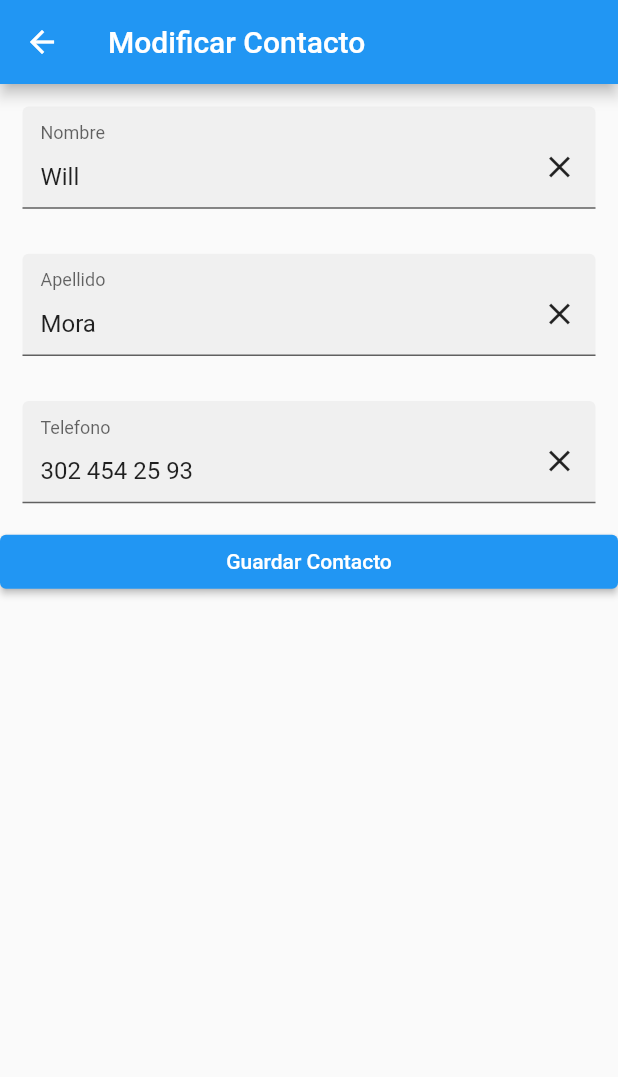
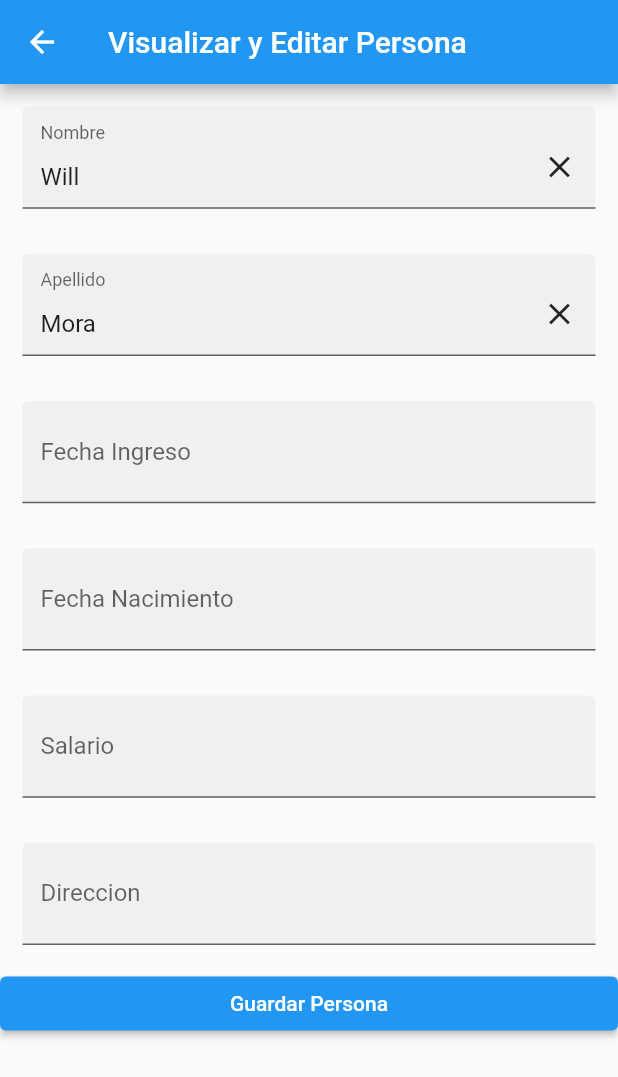
Before and after one commit to kevin9024/Empleados, a Flutter app: the screen it shows after launch, after a tap on an icon or button, on a phone screen of 412 x 824 dp. Shown: the top 1077 px of the screen. Run offline on Flutter 3.47's test engine with Material 2 defaults, Android fonts, the phone set to English and light mode, and no system bars.

Commit message:
Actualizar proyecto

```diff
--- a/lib/main.dart
+++ b/lib/main.dart
@@ -10,7 +10,7 @@ class MyApp extends StatelessWidget {
     return MaterialApp(
       debugShowCheckedModeBanner: false,
       title: 'Material App',
-      home: MyHomePage("Mis Contactos"),
+      home: MyHomePage("Personas Guardadas"),
     );
   }
 }
--- a/lib/message_response.dart
+++ b/lib/message_response.dart
@@ -6,6 +6,6 @@ messageResponse(BuildContext context, String name) {
       context: context,
       builder: (_) => AlertDialog(
             title: Text("Mensaje Informativo...!"),
-            content: Text("El cliente " + name),
+            content: Text("La persona " + name),
           ));
 }
--- /dev/null
+++ b/lib/modificar_persona.dart
@@ -0,0 +1,66 @@
+import 'package:proyecto_final/my_home_page.dart';
+import 'package:flutter/material.dart';
+import 'package:proyecto_final/text_box.dart';
+
+class ModifyContact extends StatefulWidget {
+  final Client _client;
+  ModifyContact(this._client);
+  @override
+  State<StatefulWidget> createState() => _ModifyContact();
+}
+
+class _ModifyContact extends State<ModifyContact> {
+  late TextEditingController controllerName;
+  late TextEditingController controllerSurname;
+  late TextEditingController controllerFechaIngreso;
+  late TextEditingController controllerFechaNacimiento;
+  late TextEditingController controllerSalario;
+  late TextEditingController controllerDireccion;
+
+  @override
+  void initState() {
+    Client c = widget._client;
+    controllerName = new TextEditingController(text: c.name);
+    controllerSurname = new TextEditingController(text: c.surname);
+    controllerFechaIngreso = new TextEditingController(text: c.fechaIngreso);
+    controllerFechaNacimiento = new TextEditingController(text: c.fechaNacimiento);
+    controllerSalario = new TextEditingController(text: c.salario);
+    controllerDireccion = new TextEditingController(text: c.direccion);
+    super.initState();
+  }
+
+  @override
+  Widget build(BuildContext context) {
+    return Scaffold(
+      appBar: AppBar(
+        title: Text("Visualizar y Editar Persona"),
+      ),
+      body: ListView(
+        children: [
+          TextBox(controllerName, "Nombre"),
+          TextBox(controllerSurname, "Apellido"),
+          TextBox(controllerFechaIngreso, "Fecha Ingreso"),
+          TextBox(controllerFechaNacimiento, "Fecha Nacimiento"),
+          TextBox(controllerSalario, "Salario"),
+          TextBox(controllerDireccion, "Direccion"),
+          ElevatedButton(
+              onPressed: () {
+                String name = controllerName.text;
+                String surname = controllerSurname.text;
+                String fechaIngreso = controllerFechaIngreso.text;
+                String fechaNacimiento = controllerFechaNacimiento.text;
+                String salario = controllerSalario.text;
+                String direccion = controllerDireccion.text;
+
+
+                if (name.isNotEmpty && surname.isNotEmpty && fechaNacimiento.isNotEmpty && fechaNacimiento.isNotEmpty && salario.isNotEmpty && direccion.isNotEmpty) {
+                  Navigator.pop(context,
+                      new Client(name: name, surname: surname, fechaIngreso: fechaIngreso, fechaNacimiento: fechaNacimiento, salario: salario, direccion: direccion));
+                }
+              },
+              child: Text("Guardar Persona")),
+        ],
+      ),
+    );
+  }
+}
--- a/lib/modify_contact.dart
+++ /dev/null
@@ -1,53 +0,0 @@
-import 'package:crud_en_flutter/my_home_page.dart';
-import 'package:flutter/material.dart';
-import 'package:crud_en_flutter/text_box.dart';
-
-class ModifyContact extends StatefulWidget {
-  final Client _client;
-  ModifyContact(this._client);
-  @override
-  State<StatefulWidget> createState() => _ModifyContact();
-}
-
-class _ModifyContact extends State<ModifyContact> {
-  TextEditingController controllerName;
-  TextEditingController controllerSurname;
-  TextEditingController controllerPhone;
-
-  @override
-  void initState() {
-    Client c = widget._client;
-    controllerName = new TextEditingController(text: c.name);
-    controllerSurname = new TextEditingController(text: c.surname);
-    controllerPhone = new TextEditingController(text: c.phone);
-    super.initState();
-  }
-
-  @override
-  Widget build(BuildContext context) {
-    return Scaffold(
-      appBar: AppBar(
-        title: Text("Modificar Contacto"),
-      ),
-      body: ListView(
-        children: [
-          TextBox(controllerName, "Nombre"),
-          TextBox(controllerSurname, "Apellido"),
-          TextBox(controllerPhone, "Telefono"),
-          ElevatedButton(
-              onPressed: () {
-                String name = controllerName.text;
-                String surname = controllerSurname.text;
-                String phone = controllerPhone.text;
-
-                if (name.isNotEmpty && surname.isNotEmpty && phone.isNotEmpty) {
-                  Navigator.pop(context,
-                      new Client(name: name, surname: surname, phone: phone));
-                }
-              },
-              child: Text("Guardar Contacto")),
-        ],
-      ),
-    );
-  }
-}
--- a/lib/my_home_page.dart
+++ b/lib/my_home_page.dart
@@ -1,7 +1,9 @@
-import 'package:crud_en_flutter/message_response.dart';
-import 'package:crud_en_flutter/modify_contact.dart';
-import 'package:crud_en_flutter/register_contact.dart';
+import 'package:proyecto_final/message_response.dart';
+import 'package:proyecto_final/modificar_persona.dart';
+import 'package:proyecto_final/register_persona.dart';
 import 'package:flutter/material.dart';
+
+import 'message_response.dart';
 
 class MyHomePage extends StatefulWidget {
   final String _title;
@@ -12,10 +14,10 @@ class MyHomePage extends StatefulWidget {
 
 class _MyHomePage extends State<MyHomePage> {
   List<Client> clients = [
-    Client(name: 'Will', surname: 'Mora', phone: '302 454 25 93'),
-    Client(name: 'Sam', surname: 'Perez', phone: '322 412 34 68'),
-    Client(name: 'Marlon', surname: 'Gutierrez', phone: '301 441 36 98'),
-    Client(name: 'Jhon', surname: 'Segura', phone: '310 789 90 62')
+    Client(name: 'Will', surname: 'Mora', fechaIngreso: ''),
+    Client(name: 'Sam', surname: 'Perez', fechaIngreso: ''),
+    Client(name: 'Marlon', surname: 'Gutierrez', fechaIngreso: ''),
+    Client(name: 'Jhon', surname: 'Segura', fechaIngreso: ''),
   ];
 
   @override
@@ -41,7 +43,7 @@ class _MyHomePage extends State<MyHomePage> {
                     clients.insert(index, newContact);
 
                     messageResponse(
-                        context, newContact.name + " a sido modificado...!");
+                        context, newContact.name + " a sido modificado o visualizado...!");
                   });
                 }
               });
@@ -50,12 +52,12 @@ class _MyHomePage extends State<MyHomePage> {
               removeClient(context, clients[index]);
             },
             title: Text(clients[index].name + " " + clients[index].surname),
-            subtitle: Text(clients[index].phone),
+            subtitle: Text("Fecha Ingreso: " + clients[index].fechaIngreso),
             leading: CircleAvatar(
               child: Text(clients[index].name.substring(0, 1)),
             ),
             trailing: Icon(
-              Icons.call,
+              Icons.account_box_rounded,
               color: Colors.red,
             ),
           );
@@ -85,7 +87,7 @@ class _MyHomePage extends State<MyHomePage> {
     showDialog(
         context: context,
         builder: (_) => AlertDialog(
-              title: Text("Eliminar Cliente"),
+              title: Text("Eliminar Persona"),
               content: Text("Esta seguro de eliminar a " + client.name + "?"),
               actions: [
                 TextButton(
@@ -117,7 +119,10 @@ class _MyHomePage extends State<MyHomePage> {
 class Client {
   var name;
   var surname;
-  var phone;
+  var fechaIngreso;
+  var fechaNacimiento;
+  var salario;
+  var direccion;
 
-  Client({this.name, this.surname, this.phone});
+  Client({this.name, this.surname, this.fechaIngreso, this.fechaNacimiento, this.salario, this.direccion});
 }
--- /dev/null
+++ b/lib/register_persona.dart
@@ -0,0 +1,66 @@
+import 'package:proyecto_final/my_home_page.dart';
+import 'package:proyecto_final/text_box.dart';
+import 'package:flutter/material.dart';
+
+class RegisterContact extends StatefulWidget {
+  @override
+  State<StatefulWidget> createState() => _RegisterContact();
+}
+
+class _RegisterContact extends State<RegisterContact> {
+  late TextEditingController controllerName;
+  late TextEditingController controllerSurname;
+  late TextEditingController controllerFechaIngreso;
+  late TextEditingController controllerFechaNacimiento;
+  late TextEditingController controllerSalario;
+  late TextEditingController controllerDireccion;
+
+  @override
+  void initState() {
+    controllerName = new TextEditingController();
+    controllerSurname = new TextEditingController();
+    controllerFechaIngreso = new TextEditingController();
+    controllerFechaNacimiento = new TextEditingController();
+    controllerSalario = new TextEditingController();
+    controllerDireccion = new TextEditingController();
+    super.initState();
+  }
+
+  @override
+  Widget build(BuildContext context) {
+    return Scaffold(
+        appBar: AppBar(
+          title: Text("Registrar Persona"),
+        ),
+        body: ListView(
+          children: [
+            TextBox(controllerName, "Nombre"),
+            TextBox(controllerSurname, "Apellido"),
+            TextBox(controllerFechaIngreso, "Fecha Ingreso"),
+            TextBox(controllerFechaNacimiento, "Fecha Nacimiento"),
+            TextBox(controllerSalario, "Salario"),
+            TextBox(controllerDireccion, "Direccion"),
+            ElevatedButton(
+                onPressed: () {
+                  String name = controllerName.text;
+                  String surname = controllerSurname.text;
+                  String fechaIngreso = controllerFechaIngreso.text;
+                  String fechaNacimiento = controllerFechaNacimiento.text;
+                  String salario = controllerSalario.text;
+                  String direccion = controllerDireccion.text;
+
+                  if (name.isNotEmpty &&
+                      surname.isNotEmpty &&
+                      fechaIngreso.isNotEmpty &&
+                      fechaNacimiento.isNotEmpty &&
+                      salario.isNotEmpty &&
+                      direccion.isNotEmpty) {
+                    Navigator.pop(context,
+                        new Client(name: name, surname: surname, fechaIngreso: fechaIngreso, fechaNacimiento: fechaNacimiento, salario: salario, direccion: direccion));
+                  }
+                },
+                child: Text("Guardar Persona")),
+          ],
+        ));
+  }
+}
--- a/lib/text_box.dart
+++ b/lib/text_box.dart
@@ -14,7 +14,7 @@ class TextBox extends StatelessWidget {
             filled: true,
             labelText: this._label,
             suffix: GestureDetector(
-              child: Icon(Icons.clear),
+              child: Icon(Icons.close),
               onTap: () {
                 _controller.clear();
               },
```
Also changed, not shown: lib/register_contact.dart (deleted, +0 -51 lines), pubspec.yaml (+12 -54 lines), pubspec.lock, 11 other files.
